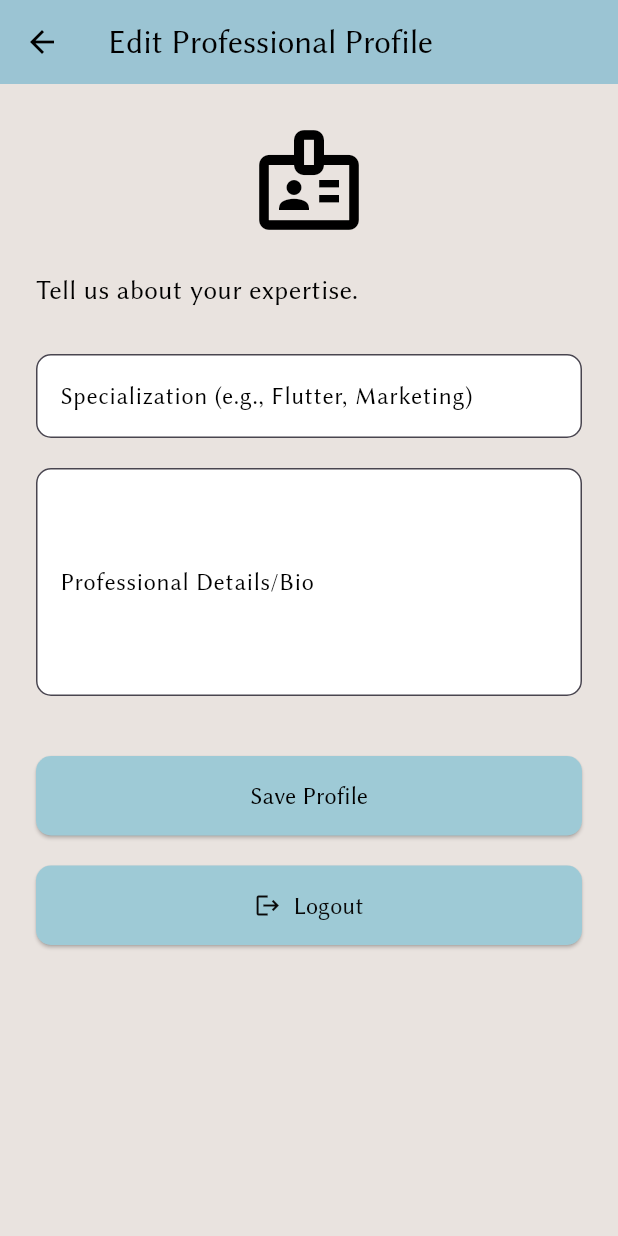
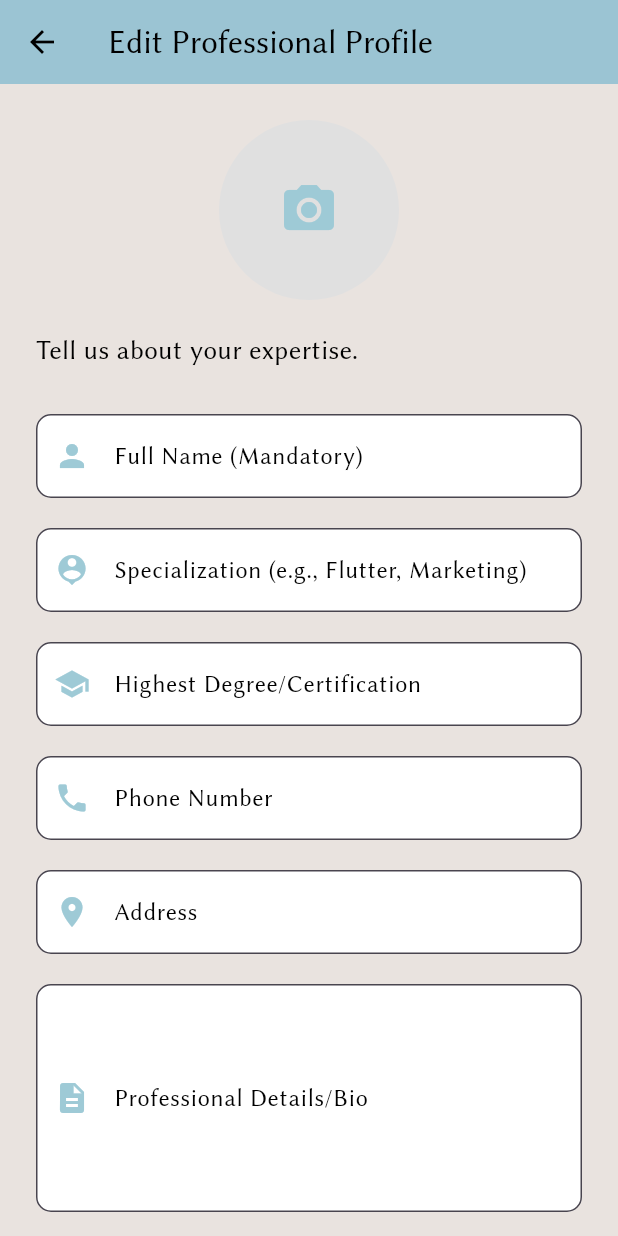
Before and after one commit to POOJAELANGO03/ZENTASK, a Flutter app: the TrainerProfileScreen screen opened directly, on a phone screen of 412 x 824 dp. Run offline on Flutter 3.47's test engine with Material 3 defaults, Android fonts, the phone set to English and light mode, and no system bars; our stand-ins replace cloud_firestore, firebase_auth, firebase_core, flutter_riverpod, google_sign_in, image_picker and 2 more; accounts and stored records are empty.

Commit message:
Feat: Implemented Extended Trainer Profile and Cloudinary Image Upload
Expanded Trainer Profile to include mandatory Name, Phone, Address, and Degree fields. Integrated Cloudinary image upload for setting a professional profile picture and fixed concurrency errors in the image picker.

```diff
--- a/lib/modules/course/view/course_creation_screen.dart
+++ b/lib/modules/course/view/course_creation_screen.dart
@@ -122,7 +122,7 @@ class _CourseCreationScreenState extends ConsumerState<CourseCreationScreen> {
                   ElevatedButton(
                     onPressed: _addLessonTitle,
                     style: ElevatedButton.styleFrom(backgroundColor: primaryColor, padding: const EdgeInsets.all(12)), // 🔑 NEW BUTTON COLOR
-                    child: const Icon(Icons.add, color: Colors.white),
+                    child: const Icon(Icons.add, color: Color.fromARGB(255, 10, 10, 10)),
                   ),
                 ],
               ),
@@ -137,7 +137,7 @@ class _CourseCreationScreenState extends ConsumerState<CourseCreationScreen> {
                     leading: Icon(Icons.videocam_outlined, color: primaryColor, size: 20), // 🔑 NEW ICON COLOR
                     title: Text('Lesson ${index + 1}: $title', style: const TextStyle(color: Colors.black)),
                     trailing: IconButton(
-                      icon: const Icon(Icons.delete, color: Colors.red),
+                      icon: const Icon(Icons.delete, color: Color.fromARGB(255, 11, 11, 11)),
                       onPressed: () {
                         setState(() {
                           _lessonTitles.removeAt(index);
@@ -158,7 +158,7 @@ class _CourseCreationScreenState extends ConsumerState<CourseCreationScreen> {
                 ),
                 child: state.isLoading
                     ? const SizedBox(width: 20, height: 20, child: CircularProgressIndicator(color: Colors.white, strokeWidth: 2))
-                    : const Text('Create & Proceed to Upload', style: TextStyle(fontSize: 16, color: Colors.white)),
+                    : const Text('Create & Proceed to Upload', style: TextStyle(fontSize: 16, color: Color.fromARGB(255, 8, 8, 8))),
               ),
             ],
           ),
--- a/lib/modules/course/view/trainer_profile_screen.dart
+++ b/lib/modules/course/view/trainer_profile_screen.dart
@@ -1,11 +1,12 @@
-// lib/modules/course/view/trainer_profile_screen.dart (FINAL CORRECTED CODE WITH NEW THEME)
+// lib/modules/course/view/trainer_profile_screen.dart (FINAL CORRECTED CODE WITH NAME FIELD ORDERED FIRST)
 
 import 'package:flutter/material.dart';
 import 'package:flutter_riverpod/flutter_riverpod.dart';
 import '../../../providers.dart';
 import '../viewmodel/trainer_course_viewmodel.dart';
+import 'dart:io';
 
-// 🔑 New Theme Colors (Re-defined for scope safety, although ideally global)
+// 🔑 New Theme Colors
 const Color primaryColor = Color(0xFF9ECAD6);
 const Color backgroundColor = Color(0xFFE9E3DF);
 
@@ -18,16 +19,28 @@ class TrainerProfileScreen extends ConsumerStatefulWidget {
 
 class _TrainerProfileScreenState extends ConsumerState<TrainerProfileScreen> {
   final _formKey = GlobalKey<FormState>();
+  // Existing fields
   late TextEditingController _specializationController;
   late TextEditingController _detailsController;
+  // NEW FIELDS
+  late TextEditingController _phoneController;
+  late TextEditingController _addressController;
+  late TextEditingController _degreeController;
+  // 🔑 NEW: Name Field Controller
+  late TextEditingController _displayNameController;
+
 
   @override
   void initState() {
     super.initState();
-    // Initialize controllers with current state values
     final state = ref.read(trainerCourseViewModelProvider);
     _specializationController = TextEditingController(text: state.specialization);
     _detailsController = TextEditingController(text: state.profileDetails);
+    _phoneController = TextEditingController(text: state.phoneNumber);
+    _addressController = TextEditingController(text: state.address);
+    _degreeController = TextEditingController(text: state.degree);
+    // 🔑 Initialize new Name controller
+    _displayNameController = TextEditingController(text: state.displayName);
   }
 
   void _saveProfile() async {
@@ -35,9 +48,14 @@ class _TrainerProfileScreenState extends ConsumerState<TrainerProfileScreen> {
       _formKey.currentState!.save();
 
       final viewModel = ref.read(trainerCourseViewModelProvider.notifier);
+
       await viewModel.saveProfileDetails(
         specialization: _specializationController.text.trim(),
         profileDetails: _detailsController.text.trim(),
+        phoneNumber: _phoneController.text.trim(),
+        address: _addressController.text.trim(),
+        degree: _degreeController.text.trim(),
+        displayName: _displayNameController.text.trim(), // Pass Display Name
       );
 
       if (mounted) {
@@ -48,15 +66,39 @@ class _TrainerProfileScreenState extends ConsumerState<TrainerProfileScreen> {
     }
   }
 
+  // Local flag to prevent double-tapping the image picker button
+  bool _isPicking = false;
+
+  void _safePickImage(viewModel) async {
+    if (_isPicking) return; // Prevent re-entry
+
+    setState(() {
+      _isPicking = true; // Disable button immediately
+    });
+
+    try {
+      await viewModel.pickProfileImage();
+    } finally {
+      if (mounted) {
+        setState(() {
+          _isPicking = false; // Re-enable button
+        });
+      }
+    }
+  }
+
   @override
   Widget build(BuildContext context) {
     final state = ref.watch(trainerCourseViewModelProvider);
+    final viewModel = ref.read(trainerCourseViewModelProvider.notifier);
+
+    final bool isDisabled = state.isLoading || _isPicking;
 
     return Scaffold(
-      backgroundColor: backgroundColor, // 🔑 NEW BACKGROUND
+      backgroundColor: backgroundColor, // NEW BACKGROUND
       appBar: AppBar(
         title: const Text('Edit Professional Profile', style: TextStyle(color: Colors.black)),
-        backgroundColor: primaryColor, // 🔑 NEW APP BAR COLOR
+        backgroundColor: primaryColor, // NEW APP BAR COLOR
         elevation: 1,
         iconTheme: const IconThemeData(color: Colors.black),
       ),
@@ -67,8 +109,25 @@ class _TrainerProfileScreenState extends ConsumerState<TrainerProfileScreen> {
           child: Column(
             crossAxisAlignment: CrossAxisAlignment.stretch,
             children: [
-              // Icon for visual appeal
-              const Center(child: Icon(Icons.badge_outlined, size: 80, color: Colors.black)),
+              // 🔑 Profile Image Selector
+              GestureDetector(
+                onTap: isDisabled ? null : () => _safePickImage(viewModel),
+                child: Center(
+                  child: CircleAvatar(
+                    radius: 60,
+                    backgroundColor: Colors.grey.shade300,
+                    // Check if new file selected, or if existing URL is available
+                    backgroundImage: state.selectedImageFile != null
+                        ? FileImage(state.selectedImageFile!) as ImageProvider
+                        : (state.profileImageUrl.isNotEmpty
+                            ? NetworkImage(state.profileImageUrl)
+                            : null),
+                    child: state.selectedImageFile == null && state.profileImageUrl.isEmpty
+                        ? Icon(Icons.camera_alt, size: 40, color: primaryColor)
+                        : null,
+                  ),
+                ),
+              ),
               const SizedBox(height: 20),
 
               const Text(
@@ -77,58 +136,95 @@ class _TrainerProfileScreenState extends ConsumerState<TrainerProfileScreen> {
               ),
               const SizedBox(height: 30),
 
-              // Specialization Field
+              // 🔑 1. DISPLAY NAME FIELD (MOVED TO TOP)
               TextFormField(
-                controller: _specializationController,
-                decoration: _buildInputDecoration('Specialization (e.g., Flutter, Marketing)'),
-                validator: (value) => value == null || value.isEmpty ? 'Please enter your specialization.' : null,
+                controller: _displayNameController,
+                decoration: _buildInputDecoration(Icons.person, 'Full Name (Mandatory)'),
+                validator: (value) => value == null || value.isEmpty ? 'Please enter your full name.' : null,
+                enabled: !isDisabled,
               ),
               const SizedBox(height: 20),
 
-              // Profile Details Field
+
+              // 2. Specialization Field (Now second)
+              TextFormField(
+                controller: _specializationController,
+                decoration: _buildInputDecoration(Icons.person_pin, 'Specialization (e.g., Flutter, Marketing)'),
+                validator: (value) => value == null || value.isEmpty ? 'Please enter your specialization.' : null,
+                enabled: !isDisabled,
+              ),
+              const SizedBox(height: 20),
+
+              // 3. Degree Field
+              TextFormField(
+                controller: _degreeController,
+                decoration: _buildInputDecoration(Icons.school, 'Highest Degree/Certification'),
+                validator: (value) => value == null || value.isEmpty ? 'Please enter your degree.' : null,
+                enabled: !isDisabled,
+              ),
+              const SizedBox(height: 20),
+
+              // 4. Phone Number Field
+              TextFormField(
+                controller: _phoneController,
+                decoration: _buildInputDecoration(Icons.phone, 'Phone Number'),
+                keyboardType: TextInputType.phone,
+                validator: (value) => value == null || value.isEmpty ? 'Please enter your phone number.' : null,
+                enabled: !isDisabled,
+              ),
+              const SizedBox(height: 20),
+
+              // 5. Address Field
+              TextFormField(
+                controller: _addressController,
+                decoration: _buildInputDecoration(Icons.location_on, 'Address'),
+                validator: (value) => value == null || value.isEmpty ? 'Please enter your address.' : null,
+                enabled: !isDisabled,
+              ),
+              const SizedBox(height: 20),
+
+              // 6. Professional Details Field (Bio)
               TextFormField(
                 controller: _detailsController,
                 maxLines: 5,
-                decoration: _buildInputDecoration('Professional Details/Bio'),
+                decoration: _buildInputDecoration(Icons.description, 'Professional Details/Bio'),
                 validator: (value) => value == null || value.isEmpty ? 'Please enter your professional bio.' : null,
+                enabled: !isDisabled,
               ),
               const SizedBox(height: 40),
 
               // 1. Save Profile Button
               ElevatedButton(
-                onPressed: state.isLoading ? null : _saveProfile,
+                onPressed: isDisabled ? null : _saveProfile,
                 style: ElevatedButton.styleFrom(
                   backgroundColor: primaryColor,
-                  padding: const EdgeInsets.symmetric(vertical: 15), // Shared Padding
+                  padding: const EdgeInsets.symmetric(vertical: 15),
                   shape: RoundedRectangleBorder(borderRadius: BorderRadius.circular(10)),
                 ),
-                child: state.isLoading
+                child: isDisabled
                     ? const SizedBox(width: 20, height: 20, child: CircularProgressIndicator(color: Colors.white, strokeWidth: 2))
-                    : const Text('Save Profile', style: TextStyle(fontSize: 16, color: Colors.black)), // Text color changed to black for contrast
+                    : const Text('Save Profile', style: TextStyle(fontSize: 16, color: Colors.black)), // Black text for contrast
               ),
 
               const SizedBox(height: 20),
 
-              // 2. LOGOUT BUTTON FIX: Change to ElevatedButton and align style
+              // 2. LOGOUT BUTTON
               ElevatedButton(
                 onPressed: () {
                   ref.read(firebaseAuthServiceProvider).signOut();
                 },
                 style: ElevatedButton.styleFrom(
-                  // 🔑 FIX: Use the primary color background for matching box alignment
                   backgroundColor: primaryColor,
-                  // 🔑 FIX: Ensure padding matches the Save button exactly
                   padding: const EdgeInsets.symmetric(vertical: 15),
                   shape: RoundedRectangleBorder(borderRadius: BorderRadius.circular(10)),
-                  // To retain the red text/icon look, we use the foregroundColor property
-                  foregroundColor: const Color.fromARGB(255, 9, 9, 9),
+                  foregroundColor: const Color.fromARGB(255, 15, 14, 14),
                 ),
                 child: const Row(
                     mainAxisAlignment: MainAxisAlignment.center,
                     children: [
-                        Icon(Icons.logout, color: Color.fromARGB(255, 9, 9, 9)),
+                        Icon(Icons.logout, color: Color.fromARGB(255, 17, 17, 17)),
                         SizedBox(width: 8),
-                        Text('Logout', style: TextStyle(color: Color.fromARGB(255, 9, 9, 9), fontSize: 16)),
+                        Text('Logout', style: TextStyle(color: Color.fromARGB(255, 12, 12, 12), fontSize: 16)),
                     ],
                 ),
               ),
@@ -139,11 +235,11 @@ class _TrainerProfileScreenState extends ConsumerState<TrainerProfileScreen> {
     );
   }
 
-  InputDecoration _buildInputDecoration(String label) {
+  InputDecoration _buildInputDecoration(IconData icon, String label) {
     return InputDecoration(
       labelText: label,
+      prefixIcon: Icon(icon, color: primaryColor), // New icon color
       labelStyle: const TextStyle(color: Colors.black),
-      // 🔑 NEW INPUT FIELD STYLING
       fillColor: Colors.white,
       filled: true,
       border: OutlineInputBorder(borderRadius: BorderRadius.circular(10), borderSide: BorderSide(color: primaryColor)),
@@ -155,6 +251,10 @@ class _TrainerProfileScreenState extends ConsumerState<TrainerProfileScreen> {
   void dispose() {
     _specializationController.dispose();
     _detailsController.dispose();
+    _phoneController.dispose();
+    _addressController.dispose();
+    _degreeController.dispose();
+    _displayNameController.dispose(); // Dispose the new controller
     super.dispose();
   }
 }
```
Also changed, not shown: lib/core/services/auth_service.dart (+25 -2 lines), lib/modules/course/view/trainer_dashboard_screen.dart (+22 -29 lines), lib/modules/course/viewmodel/trainer_course_viewmodel.dart (+194 -67 lines).
